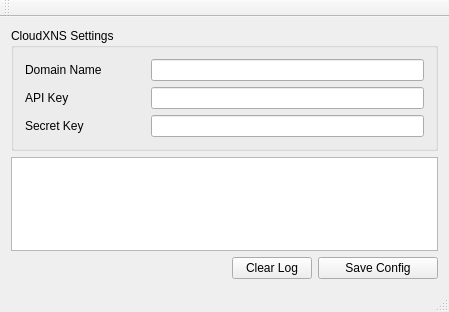
The window that mainwindow.ui (f0ghua/ddnsUpdate) describes before a commit, drawn with Qt 5.
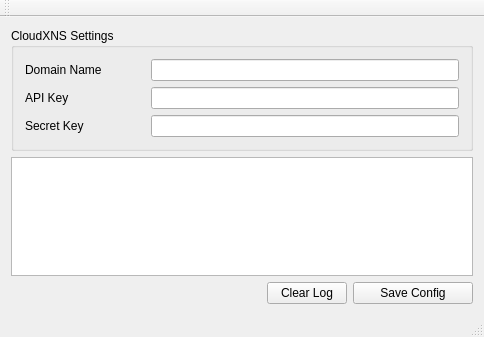
The same window after the commit. Icons and pictures are not drawn.

Commit message: ! support dnspod ddns update

Diff of the .ui file:
```diff
--- a/mainwindow.ui
+++ b/mainwindow.ui
@@ -6,8 +6,8 @@
    <rect>
     <x>0</x>
     <y>0</y>
-    <width>449</width>
-    <height>312</height>
+    <width>484</width>
+    <height>337</height>
    </rect>
   </property>
   <property name="sizePolicy">
```
Left out of the diff: 2 changed lines with no effect on the pictures. The commit also changes 2 other files.
